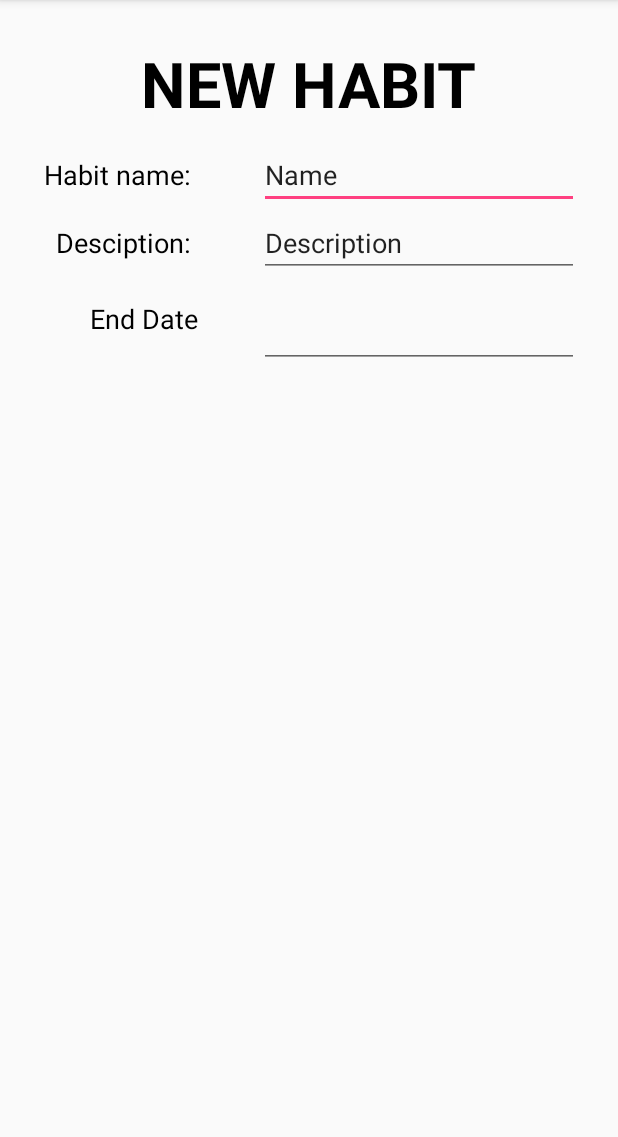
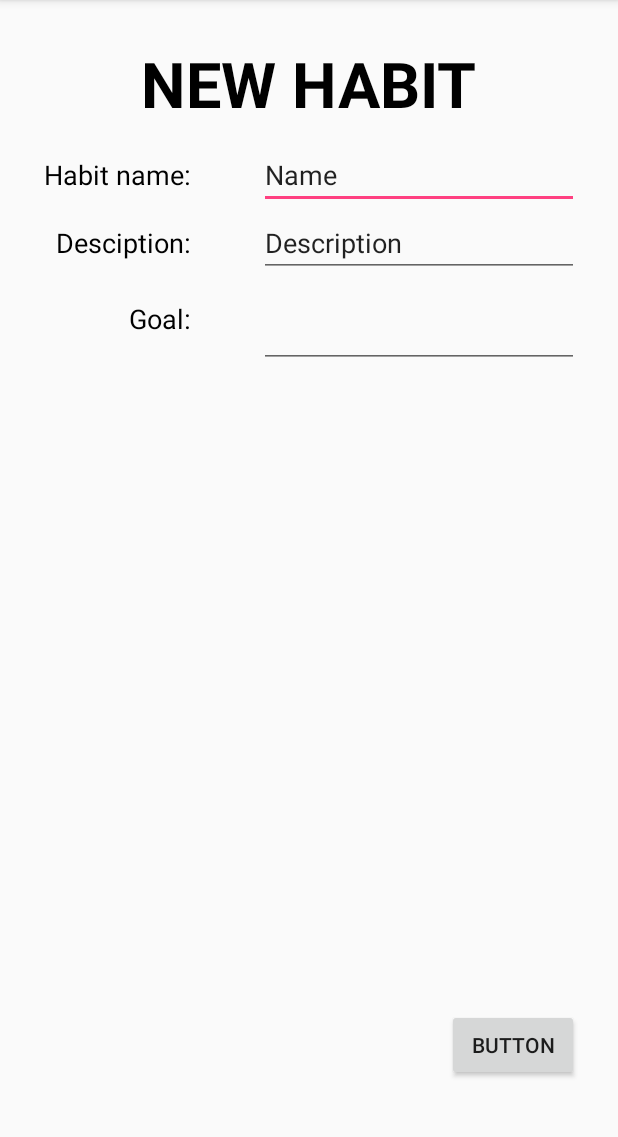
Before and after one commit to ThinkRORBOT/DontBreaktheChain, an Android app: the NewHabitActivity screen opened directly, with no data from a screen before it, on a phone screen of 412 x 824 dp, the part 84-1221 px from its top. Run offline under Robolectric (Android 15) with nearby library versions, the phone set to English and light mode, and no system bars.

Commit message:
Initialised fields in new habit activity, checked if there are things in fields before a new habit is saved

```diff
--- a/app/src/main/java/com/example/ming/dontbreakthechain/NewHabitActivity.java
+++ b/app/src/main/java/com/example/ming/dontbreakthechain/NewHabitActivity.java
@@ -2,12 +2,58 @@ package com.example.ming.dontbreakthechain;
 
 import android.support.v7.app.AppCompatActivity;
 import android.os.Bundle;
+import android.view.View;
+import android.widget.Button;
+import android.widget.EditText;
+import android.widget.TextView;
+import android.widget.Toast;
 
 public class NewHabitActivity extends AppCompatActivity {
 
+    private TextView titleTextView;
+    private TextView habitNameTextView;
+    private TextView descriptionTextView;
+    private TextView goalTextView;
+    private Button saveButton;
+    private EditText habitNameEditText;
+    private EditText descriptionEditText;
+    private EditText goalEditText;
     @Override
     protected void onCreate(Bundle savedInstanceState) {
         super.onCreate(savedInstanceState);
         setContentView(R.layout.activity_new_habit);
+
+        titleTextView = (TextView) findViewById(R.id.titleTextView);
+        habitNameTextView = (TextView) findViewById(R.id.habitNameTextView);
+        descriptionTextView = (TextView) findViewById(R.id.descriptionTextView);
+        goalTextView = (TextView) findViewById(R.id.goalTextView);
+        saveButton = (Button) findViewById(R.id.saveButton);
+        habitNameEditText = (EditText) findViewById(R.id.habitNameEditText);
+        descriptionEditText = (EditText) findViewById(R.id.descriptionEditText);
+        goalEditText = (EditText) findViewById(R.id.dateEditText);
+    }
+
+    private boolean fieldNotEmpty() {
+        if (habitNameEditText.getText().toString().trim().length() <= 0){
+            Toast.makeText(getApplicationContext(), "Name Field is Empty.", Toast.LENGTH_SHORT).show();
+            return false;
+        }
+        if (descriptionEditText.getText().toString().trim().length() <= 0){
+            Toast.makeText(getApplicationContext(), "Description Field is Empty.", Toast.LENGTH_SHORT).show();
+            return false;
+        }
+        if (goalEditText.getText().toString().trim().length() <= 0){
+            Toast.makeText(getApplicationContext(), "Goal Field is Empty.", Toast.LENGTH_SHORT).show();
+            return false;
+        }
+
+        return true;
+    }
+
+    public void newHabit(View view) {
+        if (fieldNotEmpty()) {
+
+        }
+
     }
 }
--- a/app/src/main/res/layout/activity_new_habit.xml
+++ b/app/src/main/res/layout/activity_new_habit.xml
@@ -69,10 +69,10 @@
         android:layout_alignEnd="@+id/habitNameTextView" />
 
     <TextView
-        android:text="End Date"
+        android:text="Goal: "
         android:layout_width="wrap_content"
         android:layout_height="wrap_content"
-        android:id="@+id/endDateTextView"
+        android:id="@+id/goalTextView"
         android:textSize="18sp"
         android:textColor="@android:color/background_dark"
         android:layout_below="@+id/descriptionEditText"
@@ -84,8 +84,18 @@
         android:layout_height="wrap_content"
         android:inputType="date"
         android:ems="10"
-        android:layout_alignTop="@+id/endDateTextView"
+        android:layout_alignTop="@+id/goalTextView"
         android:layout_alignStart="@+id/descriptionEditText"
         android:id="@+id/dateEditText" />
 
+    <Button
+        android:text="Button"
+        android:layout_width="wrap_content"
+        android:layout_height="wrap_content"
+        android:layout_marginBottom="31dp"
+        android:id="@+id/saveButton"
+        android:layout_alignParentBottom="true"
+        android:layout_alignEnd="@+id/dateEditText"
+        android:onClick="newHabit"/>
+
 </RelativeLayout>
```
